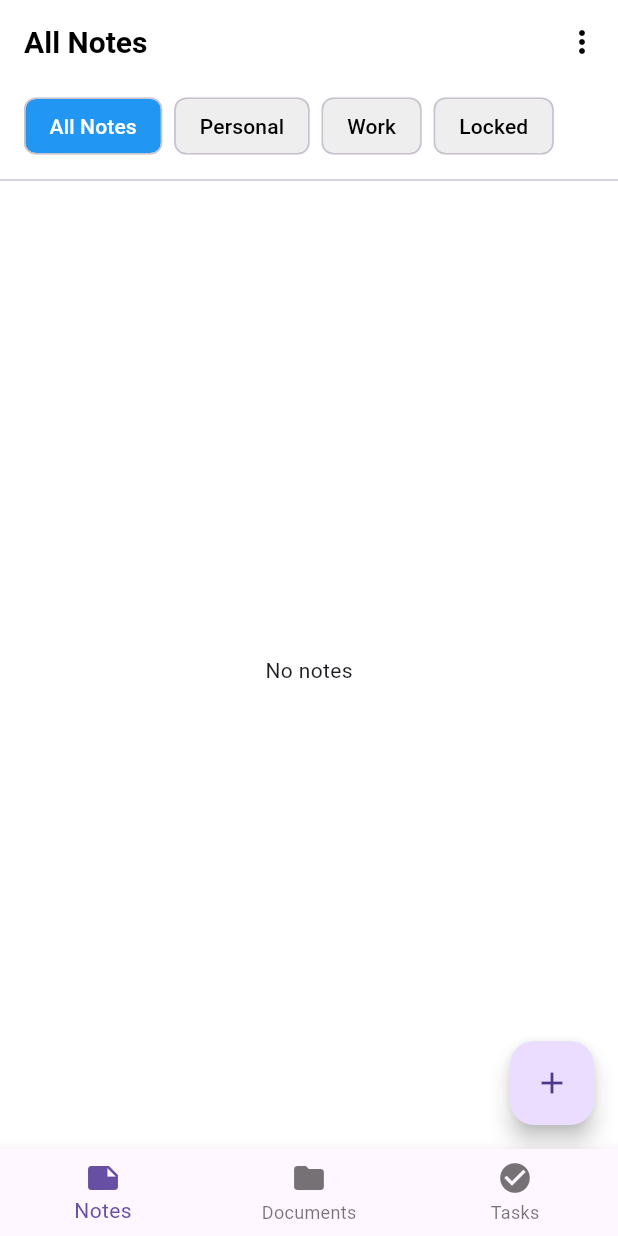
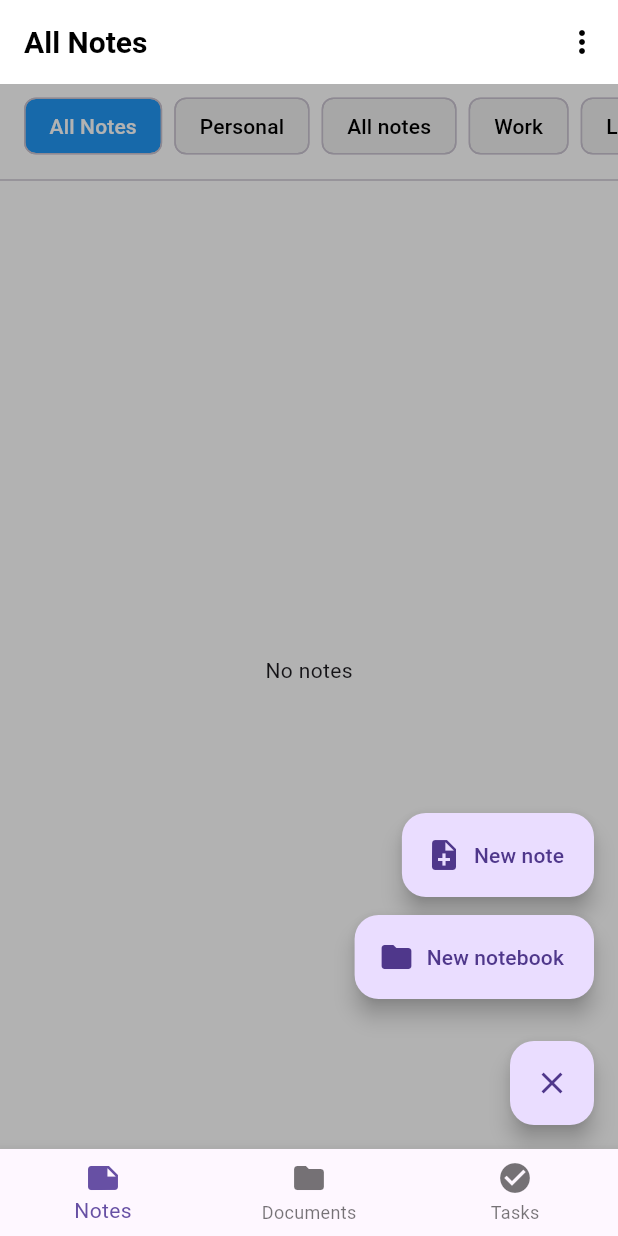
Before and after one commit to Sanjay17-cmd/vault, a Flutter app: the screen it shows after launch, after a tap on the "add" icon, on a phone screen of 412 x 824 dp. Run offline on Flutter 3.47's test engine with Material 3 defaults, Android fonts, the light colour scheme and no system bars.

Commit message:
notes without editor

```diff
--- a/lib/features/notes/data/dummy_notebooks.dart
+++ b/lib/features/notes/data/dummy_notebooks.dart
@@ -10,6 +10,11 @@ List<Notebook> notebooks = [
     name: 'Personal',
   ),
   Notebook(
+    id: 'all',
+    name: 'All notes',
+    isLocked: false,
+  ),
+  Notebook(
     id: 'nb_work',
     name: 'Work',
   ),
--- a/lib/features/notes/data/dummy_notes.dart
+++ b/lib/features/notes/data/dummy_notes.dart
@@ -2,24 +2,30 @@ import '../model/note_model.dart';
 
 List<Note> notes = [
   Note(
-    id: 'n1',
-    notebookId: 'nb_personal',
-    title: 'Shopping List',
-    content: 'Milk, Bread, Eggs',
+    id: '1',
+    title: 'Welcome',
+    content: 'This is your first note',
+    notebookId: 'default',
+    isLocked: false,
+    isSelected: false,
     lastEdited: DateTime.now(),
   ),
   Note(
-    id: 'n2',
-    notebookId: 'nb_work',
-    title: 'Meeting Notes',
-    content: 'Discuss project timeline',
+    id: '2',
+    title: 'Vault idea',
+    content: 'Build a secure notes app',
+    notebookId: 'default',
+    isLocked: false,
+    isSelected: false,
     lastEdited: DateTime.now(),
   ),
   Note(
-    id: 'n3',
-    notebookId: 'nb_personal',
-    title: 'Workout Plan',
-    content: 'Monday: Chest\nTuesday: Back',
+    id: '3',
+    title: 'Locked note',
+    content: 'This note is locked',
+    notebookId: 'default',
+    isLocked: true,
+    isSelected: false,
     lastEdited: DateTime.now(),
   ),
 ];
--- a/lib/features/notes/model/note_model.dart
+++ b/lib/features/notes/model/note_model.dart
@@ -1,20 +1,20 @@
 class Note
 {
   final String id;
-  String notebookId;
   String title;
   String content;
-  DateTime lastEdited;
+  String notebookId;
   bool isLocked;
   bool isSelected;
+  DateTime lastEdited;
 
   Note({
     required this.id,
-    required this.notebookId,
     required this.title,
     required this.content,
+    required this.notebookId,
+    required this.isLocked,
+    required this.isSelected,
     required this.lastEdited,
-    this.isLocked = false,
-    this.isSelected = false,
   });
 }
--- a/lib/features/notes/model/notebook_model.dart
+++ b/lib/features/notes/model/notebook_model.dart
@@ -1,7 +1,7 @@
 class Notebook
 {
   final String id;
-  final String name;
+  String name;
   final bool isLocked;
 
   Notebook({
--- a/lib/features/notes/notes_page.dart
+++ b/lib/features/notes/notes_page.dart
@@ -6,8 +6,7 @@ import 'model/note_model.dart';
 import 'widgets/note_card.dart';
 import 'widgets/notebook_chip.dart';
 import '../vault/locked_notes_page.dart';
-import '../../editor/note_editor_page.dart';
-
+import '../editor/note_editor_page.dart';
 
 class NotesPage extends StatefulWidget
 {
@@ -23,33 +22,118 @@ class NotesPage extends StatefulWidget
 class _NotesPageState extends State<NotesPage>
 {
   late Notebook _activeNotebook;
-  int _activeNotebookIndex = 0;
+
   bool _selectionMode = false;
+  bool _showFabMenu = false;
 
   @override
   void initState()
   {
     super.initState();
-    _activeNotebookIndex = 0;
-    _activeNotebook = notebooks[_activeNotebookIndex];
+    _activeNotebook = notebooks.first;
   }
 
   List<Note> get _filteredNotes
   {
-    return notes.where((note) {
+    if (_activeNotebook.id == 'all')
+    {
+      return notes.where((n) => !n.isLocked).toList();
+    }
+
     if (_activeNotebook.isLocked)
     {
-        return note.isLocked;
+      return notes.where((n) => n.isLocked).toList();
     }
-      return note.notebookId == _activeNotebook.id && !note.isLocked;
-    }).toList();
+
+    return notes.where((n) =>
+    n.notebookId == _activeNotebook.id &&
+        !n.isLocked).toList();
+  }
+
+  void _deleteNotebookWithUndo()
+  {
+    if (_activeNotebook.id == 'all') return;
+
+    final deletedNotebook = _activeNotebook;
+    final deletedIndex =
+    notebooks.indexWhere((n) => n.id == deletedNotebook.id);
+
+    final removedNotes =
+    notes.where((n) => n.notebookId == deletedNotebook.id).toList();
+
+    setState(() {
+      notebooks.removeAt(deletedIndex);
+      notes.removeWhere(
+              (n) => n.notebookId == deletedNotebook.id);
+
+      _activeNotebook = notebooks.first;
+    });
+
+    ScaffoldMessenger.of(context).showSnackBar(
+      SnackBar(
+        duration: const Duration(seconds: 5),
+        content: const Text('Notebook deleted'),
+        action: SnackBarAction(
+          label: 'UNDO',
+          onPressed: ()
+          {
+            setState(() {
+              notebooks.insert(deletedIndex, deletedNotebook);
+              notes.addAll(removedNotes);
+              _activeNotebook = deletedNotebook;
+            });
+          },
+        ),
+      ),
+    );
+  }
+
+  void _renameSelectedNote()
+  {
+    final selectedNotes =
+    _filteredNotes.where((n) => n.isSelected).toList();
+
+    if (selectedNotes.length != 1) return;
+
+    final note = selectedNotes.first;
+    final controller = TextEditingController(text: note.title);
+
+    showDialog(
+      context: context,
+      builder: (context)
+      {
+        return AlertDialog(
+          title: const Text('Rename note'),
+          content: TextField(
+            controller: controller,
+            autofocus: true,
+          ),
+          actions: [
+            TextButton(
+              onPressed: () => Navigator.pop(context),
+              child: const Text('Cancel'),
+            ),
+            TextButton(
+              onPressed: ()
+              {
+                setState(() {
+                  note.title = controller.text.trim();
+                  note.isSelected = false;
+                  _selectionMode = false;
+                });
+                Navigator.pop(context);
+              },
+              child: const Text('Rename'),
+            ),
+          ],
+        );
+      },
+    );
   }
 
   void _selectNotebook(Notebook notebook)
   {
     setState(() {
-      _activeNotebookIndex =
-          notebooks.indexWhere((n) => n.id == notebook.id);
       _activeNotebook = notebook;
       _clearSelection();
     });
@@ -69,11 +153,26 @@ class _NotesPageState extends State<NotesPage>
     {
       setState(() {
         note.isSelected = !note.isSelected;
-        _selectionMode =
-            _filteredNotes.any((n) => n.isSelected);
+
+        if (!_filteredNotes.any((n) => n.isSelected))
+        {
+          _selectionMode = false;
+        }
+      });
+    }
+    else
+    {
+      Navigator.push(
+        context,
+        MaterialPageRoute(
+          builder: (_) => NoteEditorPage(note: note),
+        ),
+      ).then((_) {
+        setState(() {});
       });
     }
   }
+
 
   void _clearSelection()
   {
@@ -84,63 +183,113 @@ class _NotesPageState extends State<NotesPage>
     _selectionMode = false;
   }
 
-  void _deleteSelectedNotes()
+  void _toggleFabMenu()
   {
     setState(() {
-      notes.removeWhere((note) => note.isSelected);
-      _selectionMode = false;
+      _showFabMenu = !_showFabMenu;
     });
   }
 
-  void _moveSelectedNotes(String targetNotebookId)
+  // ---------------- ADD NOTE ----------------
+
+  void _createNewNote()
+  {
+    final targetNotebookId =
+    _activeNotebook.id == 'all'
+        ? notebooks.firstWhere((n) => n.id != 'all').id
+        : _activeNotebook.id;
+
+    final newNote = Note(
+      id: DateTime.now().millisecondsSinceEpoch.toString(),
+      title: '',
+      content: '',
+      notebookId: targetNotebookId,
+      isLocked: false,
+      isSelected: false,
+      lastEdited: DateTime.now(),
+    );
+
+    setState(() {
+      notes.insert(0, newNote);
+      _showFabMenu = false;
+    });
+
+    Navigator.push(
+      context,
+      MaterialPageRoute(
+        builder: (_) => NoteEditorPage(note: newNote),
+      ),
+    ).then((_) {
+      setState(() {});
+    });
+  }
+
+  // ---------------- ADD NOTEBOOK ----------------
+
+  void _createNotebook()
+  {
+    final controller = TextEditingController();
+
+    showDialog(
+      context: context,
+      builder: (context)
+      {
+        return AlertDialog(
+          title: const Text('New notebook'),
+          content: TextField(
+            controller: controller,
+            autofocus: true,
+            decoration:
+            const InputDecoration(hintText: 'Name'),
+          ),
+          actions: [
+            TextButton(
+              onPressed: ()
+              {
+                Navigator.pop(context);
+              },
+              child: const Text('Cancel'),
+            ),
+            TextButton(
+              onPressed: ()
+              {
+                final name = controller.text.trim();
+                if (name.isEmpty) return;
+
+                final notebook = Notebook(
+                  id: DateTime.now()
+                      .millisecondsSinceEpoch
+                      .toString(),
+                  name: name,
+                  isLocked: false,
+                );
+
+                setState(() {
+                  notebooks.add(notebook);
+                  _activeNotebook = notebook;
+                  _showFabMenu = false;
+                });
+
+                Navigator.pop(context);
+              },
+              child: const Text('Create'),
+            ),
+          ],
+        );
+      },
+    );
+  }
+
+  // ---------------- MENU ACTIONS ----------------
+
+  void _deleteSelectedNotes()
   {
     setState(() {
       for (var note in notes)
       {
         if (note.isSelected)
         {
-          note.notebookId = targetNotebookId;
-          note.isSelected = false;
-        }
-      }
-      _selectionMode = false;
-    });
-  }
-
-  void _showMoveDialog()
-  {
-    showDialog(
-      context: context,
-      builder: (context)
-      {
-        return SimpleDialog(
-          title: const Text('Move to notebook'),
-          children: notebooks
-              .where((n) => n.id != _activeNotebook.id)
-              .map(
-                (notebook) => SimpleDialogOption(
-              child: Text(notebook.name),
-              onPressed: ()
-              {
-                Navigator.pop(context);
-                _moveSelectedNotes(notebook.id);
-              },
-            ),
-          )
-              .toList(),
-        );
-      },
-    );
-  }
-
-  void _moveToLocked()
-  {
-    setState(() {
-      for (var note in notes)
-      {
-        if (note.isSelected)
-        {
-          note.isLocked = true;
+          note.isLocked = true; // soft delete
           note.isSelected = false;
         }
       }
@@ -161,7 +310,6 @@ class _NotesPageState extends State<NotesPage>
           title: const Text('Rename notebook'),
           content: TextField(
             controller: controller,
-            autofocus: true,
           ),
           actions: [
             TextButton(
@@ -175,80 +323,12 @@ class _NotesPageState extends State<NotesPage>
               onPressed: ()
               {
                 setState(() {
-                  notebooks[_activeNotebookIndex] = Notebook(
-                    id: _activeNotebook.id,
-                    name: controller.text.trim(),
-                    isLocked: _activeNotebook.isLocked,
-                  );
-                  _activeNotebook =
-                  notebooks[_activeNotebookIndex];
+                  _activeNotebook.name =
+                      controller.text.trim();
                 });
                 Navigator.pop(context);
               },
               child: const Text('Rename'),
-            ),
-          ],
-        );
-      },
-    );
-  }
-
-  void _deleteNotebook()
-  {
-    final deletedNotebook = _activeNotebook;
-    final deletedIndex = _activeNotebookIndex;
-
-    showDialog(
-      context: context,
-      builder: (context)
-      {
-        return AlertDialog(
-          title: const Text('Delete notebook?'),
-          content:
-          const Text('All notes inside will be removed.'),
-          actions: [
-            TextButton(
-              onPressed: ()
-              {
-                Navigator.pop(context);
-              },
-              child: const Text('Cancel'),
-            ),
-            TextButton(
-              onPressed: ()
-              {
-                setState(() {
-                  notebooks.removeAt(deletedIndex);
-                  notes.removeWhere(
-                        (n) => n.notebookId == deletedNotebook.id,
-                  );
-
-                  _activeNotebookIndex = 0;
-                  _activeNotebook = notebooks.first;
-                });
-
-                Navigator.pop(context);
-
-                ScaffoldMessenger.of(context)
-                    .showSnackBar(
-                  SnackBar(
-                    duration: const Duration(seconds: 6),
-                    content:
-                    const Text('Notebook deleted'),
-                    action: SnackBarAction(
-                      label: 'UNDO',
-                      onPressed: ()
-                      {
-                        setState(() {
-                          notebooks.insert(
-                              deletedIndex, deletedNotebook);
-                        });
-                      },
-                    ),
-                  ),
-                );
-              },
-              child: const Text('Delete'),
             ),
           ],
         );
@@ -266,10 +346,12 @@ class _NotesPageState extends State<NotesPage>
     );
   }
 
+  // ---------------- UI ----------------
+
   @override
   Widget build(BuildContext context)
   {
-    final int selectedCount =
+    final selectedCount =
         _filteredNotes.where((n) => n.isSelected).length;
 
     return Scaffold(
@@ -295,19 +377,15 @@ class _NotesPageState extends State<NotesPage>
               }
               else if (value == 'delete_notebook')
               {
-                _deleteNotebook();
+                _deleteNotebookWithUndo();
+              }
+              else if (value == 'rename_note')
+              {
+                _renameSelectedNote();
               }
               else if (value == 'delete')
               {
                 _deleteSelectedNotes();
-              }
-              else if (value == 'move')
-              {
-                _showMoveDialog();
-              }
-              else if (value == 'lock')
-              {
-                _moveToLocked();
               }
               else if (value == 'locked')
               {
@@ -317,12 +395,12 @@ class _NotesPageState extends State<NotesPage>
             itemBuilder: (context)
             {
               return [
-                if (!_selectionMode)
+                if (!_selectionMode && _activeNotebook.id != 'all')
                   const PopupMenuItem(
                     value: 'rename_notebook',
                     child: Text('Rename notebook'),
                   ),
-                if (!_selectionMode)
+                if (!_selectionMode && _activeNotebook.id != 'all')
                   const PopupMenuItem(
                     value: 'delete_notebook',
                     child: Text('Delete notebook'),
@@ -332,15 +410,10 @@ class _NotesPageState extends State<NotesPage>
                     value: 'delete',
                     child: Text('Delete notes'),
                   ),
-                if (_selectionMode)
+                if (_selectionMode && selectedCount == 1)
                   const PopupMenuItem(
-                    value: 'move',
-                    child: Text('Move to notebook'),
-                  ),
-                if (_selectionMode)
-                  const PopupMenuItem(
-                    value: 'lock',
-                    child: Text('Move to locked'),
+                    value: 'rename_note',
+                    child: Text('Rename note'),
                   ),
                 if (!_selectionMode)
                   const PopupMenuItem(
@@ -352,12 +425,15 @@ class _NotesPageState extends State<NotesPage>
           ),
         ],
       ),
-      body: Column(
+      body: Stack(
+        children: [
+          Column(
             children: [
               SizedBox(
                 height: 56,
                 child: ListView.builder(
-              padding: const EdgeInsets.symmetric(horizontal: 16),
+                  padding:
+                  const EdgeInsets.symmetric(horizontal: 16),
                   scrollDirection: Axis.horizontal,
                   itemCount: notebooks.length,
                   itemBuilder: (context, index)
@@ -365,14 +441,13 @@ class _NotesPageState extends State<NotesPage>
                     final notebook = notebooks[index];
                     return NotebookChip(
                       notebook: notebook,
-                  isActive: notebook.id == _activeNotebook.id,
+                      isActive:
+                      notebook.id == _activeNotebook.id,
                       onTap: ()
                       {
                         _selectNotebook(notebook);
                       },
-                  onMenuTap: ()
-                  {
-                  },
+                      onMenuTap: () {},
                     );
                   },
                 ),
@@ -380,9 +455,7 @@ class _NotesPageState extends State<NotesPage>
               const Divider(),
               Expanded(
                 child: _filteredNotes.isEmpty
-                ? const Center(
-              child: Text('No notes'),
-            )
+                    ? const Center(child: Text('No notes'))
                     : ListView.builder(
                   padding: const EdgeInsets.all(16),
                   itemCount: _filteredNotes.length,
@@ -393,21 +466,7 @@ class _NotesPageState extends State<NotesPage>
                       note: note,
                       onTap: ()
                       {
-                    if (_selectionMode)
-                    {
                         _onNoteTap(note);
-                    }
-                    else
-                    {
-                      Navigator.push(
-                        context,
-                        MaterialPageRoute(
-                          builder: (_) => NoteEditorPage(note: note),
-                        ),
-                      ).then((_) {
-                        setState(() {});
-                      });
-                    }
                       },
                       onLongPress: ()
                       {
@@ -419,11 +478,44 @@ class _NotesPageState extends State<NotesPage>
               ),
             ],
           ),
+
+          if (_showFabMenu)
+            GestureDetector(
+              onTap: _toggleFabMenu,
+              child: Container(
+                color: Colors.black.withValues(alpha: 0.3),
+              ),
+            ),
+
+          if (_showFabMenu)
+            Positioned(
+              bottom: 100,
+              right: 16,
+              child: Column(
+                crossAxisAlignment: CrossAxisAlignment.end,
+                children: [
+                  FloatingActionButton.extended(
+                    heroTag: 'note',
+                    onPressed: _createNewNote,
+                    icon: const Icon(Icons.note_add),
+                    label: const Text('New note'),
+                  ),
+                  const SizedBox(height: 12),
+                  FloatingActionButton.extended(
+                    heroTag: 'notebook',
+                    onPressed: _createNotebook,
+                    icon: const Icon(Icons.folder),
+                    label: const Text('New notebook'),
+                  ),
+                ],
+              ),
+            ),
+        ],
+      ),
       floatingActionButton: FloatingActionButton(
-        onPressed: ()
-        {
-        },
-        child: const Icon(Icons.add),
+        onPressed: _toggleFabMenu,
+        child:
+        Icon(_showFabMenu ? Icons.close : Icons.add),
       ),
     );
   }
--- a/lib/features/notes/widgets/note_card.dart
+++ b/lib/features/notes/widgets/note_card.dart
@@ -21,7 +21,7 @@ class NoteCard extends StatelessWidget
       onTap: onTap,
       onLongPress: onLongPress,
       child: Card(
-        color: note.isSelected ? Colors.blue.withOpacity(0.1) : null,
+        color: note.isSelected ? Colors.blue.withValues(alpha: 0.1) : null,
         elevation: 0,
         margin: const EdgeInsets.symmetric(vertical: 6),
         shape: RoundedRectangleBorder(
```
Lines whose indentation alone changed are shown as unchanged.
